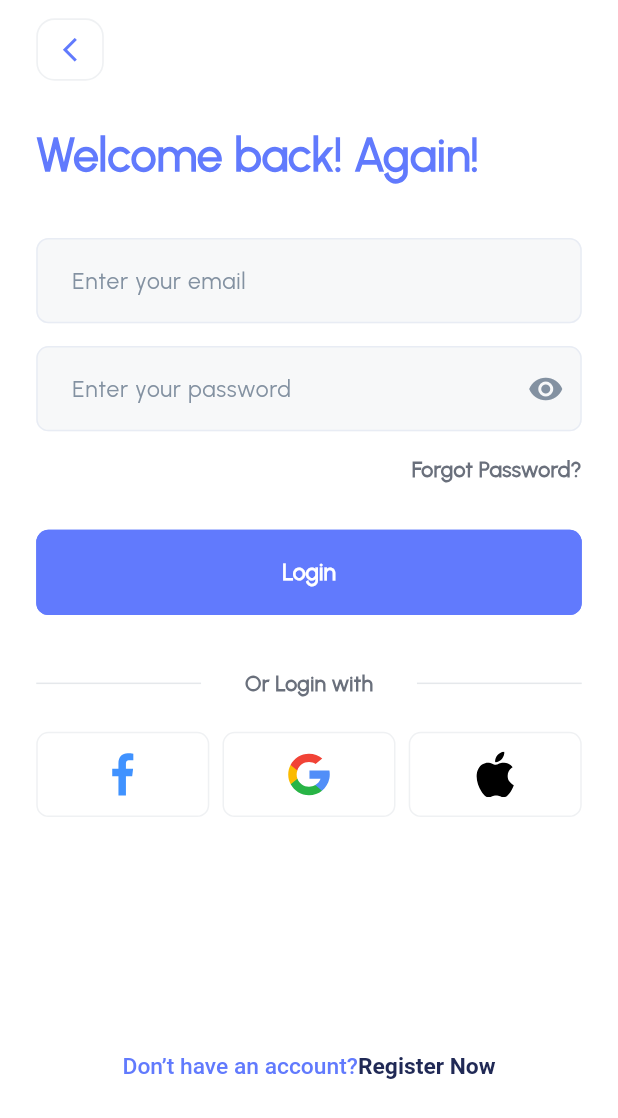
After one commit to Elhaw2003/finance-app, a Flutter app: the screen it shows after launch, after a tap on "Login", on a phone screen of 412 x 824 dp. The commit adds this screen. Shown: the top 1118 px of the screen. Run offline on Flutter 3.47's test engine with Material 3 defaults, Android fonts, the phone set to English and light mode, and no system bars; our stand-ins replace flutter_screenutil, flutter_svg, go_router.

Commit message:
login screen design done

```diff
--- /dev/null
+++ b/lib/core/routing/app_routes.dart
@@ -0,0 +1,6 @@
+class AppRoutes{
+  static const onboardingScreen = "/onboardingScreen";
+  static const loginScreen = "/loginScreen";
+  static const registerScreen = "/registerScreen";
+  static const forgotScreen = "/forgotScreen";
+}
--- /dev/null
+++ b/lib/core/routing/router_generation_config.dart
@@ -0,0 +1,22 @@
+import 'package:finance_app/core/routing/app_routes.dart';
+import 'package:finance_app/features/auth/login/presentation/view/login_screen.dart';
+import 'package:finance_app/features/onboarding/presentation/view/onboarding_screen.dart';
+import 'package:go_router/go_router.dart';
+
+class RouterGenerationConfig {
+  static GoRouter goRouter = GoRouter(
+     initialLocation: AppRoutes.onboardingScreen,
+      routes: [
+        GoRoute(
+            path: AppRoutes.onboardingScreen,
+            name: AppRoutes.onboardingScreen,
+            builder: (context,state)=>const OnboardingScreen()
+        ),
+        GoRoute(
+          path: AppRoutes.loginScreen,
+          name: AppRoutes.loginScreen,
+          builder: (context, state) => const LoginScreen(),
+        )
+      ]
+  );
+}
--- a/lib/core/utilities/app_colors.dart
+++ b/lib/core/utilities/app_colors.dart
@@ -9,6 +9,7 @@ class AppColors{
   static const Color black = Colors.black;
   static const Color black202955 = Color(0xff202955);
   static const Color grey = Color(0xff8391A1);
+  static const Color darkGrey = Color(0xff6A707C);
   static const Color borderTextFieldColor = Color(0xffE8ECF4);
   static const Color textFieldColor = Color(0xffF7F8F9);
 }
--- a/lib/core/utilities/app_texts.dart
+++ b/lib/core/utilities/app_texts.dart
@@ -2,4 +2,12 @@ class AppTexts{
   static const String login = "Login";
   static const String register = "Register";
   static const String continueAsAGuest = "Continue as a guest";
+  static const String welcomeBackAgain = "Welcome back! Again!";
+  static const String enterYourEmail = "Enter your email";
+  static const String enterYourPassword = "Enter your password";
+  static const String forgotPassword = "Forgot Password?";
+  static const String orLoginWith = "Or Login with";
+  static const String orRegisterWith = "Or Register with";
+  static const String doNotHaveAnAccount = "Don’t have an account?";
+  static const String registerNow = "Register Now";
 }
--- /dev/null
+++ b/lib/core/widgets/custom_divider_widget.dart
@@ -0,0 +1,17 @@
+import 'package:finance_app/core/utilities/app_colors.dart';
+import 'package:flutter/material.dart';
+import 'package:flutter_screenutil/flutter_screenutil.dart';
+
+class CustomDividerWidget extends StatelessWidget {
+  const CustomDividerWidget({super.key, required this.width});
+  final double width;
+  @override
+  Widget build(BuildContext context) {
+    return SizedBox(
+      width: width.w,
+      child:  Divider(
+        color: AppColors.grey.withOpacity(0.21),
+      ),
+    );
+  }
+}
--- /dev/null
+++ b/lib/core/widgets/spacing_widget.dart
@@ -0,0 +1,25 @@
+import 'package:flutter/material.dart';
+import 'package:flutter_screenutil/flutter_screenutil.dart';
+
+class HeightSpacing extends StatelessWidget {
+  const HeightSpacing({super.key, required this.height});
+  final double height;
+  @override
+  Widget build(BuildContext context) {
+    return SizedBox(
+      height: height.h,
+    );
+  }
+}
+
+
+class WidthSpacing extends StatelessWidget {
+  const WidthSpacing({super.key, required this.width});
+  final double width;
+  @override
+  Widget build(BuildContext context) {
+    return SizedBox(
+      height: width.w,
+    );
+  }
+}
--- /dev/null
+++ b/lib/features/auth/login/presentation/view/login_screen.dart
@@ -0,0 +1,14 @@
+import 'package:finance_app/features/auth/login/presentation/view/widgets/login_body.dart';
+import 'package:flutter/material.dart';
+class LoginScreen extends StatelessWidget {
+  const LoginScreen({super.key});
+
+  @override
+  Widget build(BuildContext context) {
+    return const SafeArea(
+      child: Scaffold(
+        body: LoginBody(),
+      ),
+    );
+  }
+}
--- /dev/null
+++ b/lib/features/auth/login/presentation/view/widgets/login_body.dart
@@ -0,0 +1,96 @@
+import 'package:finance_app/core/utilities/app_colors.dart';
+import 'package:finance_app/core/widgets/custom_button_widget.dart';
+import 'package:finance_app/core/widgets/custom_divider_widget.dart';
+import 'package:finance_app/core/widgets/custom_text_field_widget.dart';
+import 'package:finance_app/core/widgets/spacing_widget.dart';
+import 'package:finance_app/features/auth/widgets/head_line_text_widget.dart';
+import 'package:finance_app/features/auth/widgets/or_login_register_widget.dart';
+import 'package:finance_app/features/auth/widgets/rich_text_widget.dart';
+import 'package:finance_app/features/auth/widgets/social_icon_widget.dart';
+import 'package:flutter/material.dart';
+import 'package:flutter_screenutil/flutter_screenutil.dart';
+
+import '../../../../../../core/utilities/app_styles.dart';
+import '../../../../../../core/utilities/app_texts.dart';
+import '../../../../../../generated/assets.dart';
+import '../../../../widgets/arrow_appbar_widget.dart';
+
+class LoginBody extends StatefulWidget {
+  const LoginBody({super.key});
+
+  @override
+  State<LoginBody> createState() => _LoginBodyState();
+}
+
+class _LoginBodyState extends State<LoginBody> {
+  bool obscureText = true;
+
+  @override
+  Widget build(BuildContext context) {
+    return Padding(
+      padding: EdgeInsets.symmetric(horizontal: 22.w),
+      child: Column(
+        crossAxisAlignment: CrossAxisAlignment.start,
+        children: [
+          const HeightSpacing(height: 12),
+          const ArrowAppbarWidget(),
+          const HeightSpacing(height: 28),
+          const HeadLineTextWidget(title: AppTexts.welcomeBackAgain),
+          const HeightSpacing(height: 32),
+          const CustomTextFieldWidget(hintText: AppTexts.enterYourEmail),
+          const HeightSpacing(height: 15),
+          CustomTextFieldWidget(
+            hintText: AppTexts.enterYourPassword,
+            obscureText: obscureText,
+            suffixIcon: IconButton(
+                onPressed: () {
+                  setState(() {
+                    obscureText = !obscureText;
+                  });
+                },
+                icon: Icon(
+                  Icons.visibility,
+                  color: obscureText ? AppColors.grey : AppColors.primaryColor,
+                )),
+          ),
+          const HeightSpacing(height: 15),
+          Align(
+            alignment: Alignment.centerRight,
+            child: Text(
+              AppTexts.forgotPassword,
+              style: TextStyle(
+                  color: AppColors.darkGrey,
+                  fontWeight: FontWeight.w600,
+                  fontSize: 14.sp),
+            ),
+          ),
+          const HeightSpacing(height: 30),
+          const CustomButtonWidget(
+              title: AppTexts.login,
+              titleColor: AppColors.white,
+              buttonColor: AppColors.primaryColor,
+              borderColor: AppColors.primaryColor),
+          const HeightSpacing(height: 35),
+          const OrLoginRegisterWidget(),
+          const HeightSpacing(height: 22),
+          const Row(
+            mainAxisAlignment: MainAxisAlignment.spaceBetween,
+            children: [
+              SocialIconWidget(iconPath: Assets.iconsFacebookIcon),
+              SocialIconWidget(iconPath: Assets.iconsGoogleIcon),
+              SocialIconWidget(iconPath: Assets.iconsCibAppleIcon),
+            ],
+          ),
+          const HeightSpacing(height: 155),
+          const Align(
+            alignment: Alignment.center,
+            child: RichTextWidget(
+                firstText: AppTexts.doNotHaveAnAccount,
+                secondText: AppTexts.registerNow
+            ),
+          ),
+        ],
+      ),
+    );
+  }
+}
--- /dev/null
+++ b/lib/features/auth/widgets/arrow_appbar_widget.dart
@@ -0,0 +1,28 @@
+import 'package:finance_app/core/utilities/app_colors.dart';
+import 'package:flutter/material.dart';
+import 'package:flutter_screenutil/flutter_screenutil.dart';
+
+class ArrowAppbarWidget extends StatelessWidget {
+  const ArrowAppbarWidget({super.key});
+  @override
+  Widget build(BuildContext context) {
+    return Container(
+      width: 41.w,
+      height: 41.h,
+      decoration: BoxDecoration(
+          borderRadius: BorderRadius.circular(12.sp),
+          color: Colors.transparent,
+          border: Border.all(
+              color: AppColors.grey.withOpacity(0.13),
+              width: 1.w)
+      ),
+      child: IconButton(
+          onPressed: () {},
+          icon: const Icon(
+            size: 19,
+            Icons.arrow_back_ios_new_outlined,
+            color: AppColors.primaryColor,
+          )),
+    );
+  }
+}
--- /dev/null
+++ b/lib/features/auth/widgets/head_line_text_widget.dart
@@ -0,0 +1,20 @@
+import 'package:flutter/material.dart';
+import 'package:flutter_screenutil/flutter_screenutil.dart';
+
+import '../../../core/utilities/app_styles.dart';
+import '../../../core/utilities/app_texts.dart';
+
+class HeadLineTextWidget extends StatelessWidget {
+  const HeadLineTextWidget({super.key, required this.title});
+  final String title;
+  @override
+  Widget build(BuildContext context) {
+    return SizedBox(
+      width: 280.w,
+      child: Text(
+        title,
+        style: AppStyles.primaryHeadLineStyle,
+      ),
+    );
+  }
+}
--- /dev/null
+++ b/lib/features/auth/widgets/or_login_register_widget.dart
@@ -0,0 +1,29 @@
+import 'package:finance_app/core/utilities/app_colors.dart';
+import 'package:finance_app/core/utilities/app_styles.dart';
+import 'package:finance_app/core/utilities/app_texts.dart';
+import 'package:finance_app/core/widgets/custom_divider_widget.dart';
+import 'package:flutter/material.dart';
+import 'package:flutter_screenutil/flutter_screenutil.dart';
+
+class OrLoginRegisterWidget extends StatelessWidget {
+  const OrLoginRegisterWidget({super.key});
+
+  @override
+  Widget build(BuildContext context) {
+    return  Row(
+      mainAxisAlignment: MainAxisAlignment.spaceBetween,
+      children: [
+        const CustomDividerWidget(width: 100),
+        Text(
+          AppTexts.orLoginWith,
+          style: TextStyle(
+            fontSize: 14.sp,
+            fontWeight: FontWeight.w600,
+            color: AppColors.darkGrey
+          ),
+        ),
+        const CustomDividerWidget(width: 100),
+      ],
+    );
+  }
+}
--- /dev/null
+++ b/lib/features/auth/widgets/rich_text_widget.dart
@@ -0,0 +1,32 @@
+import 'package:finance_app/core/utilities/app_colors.dart';
+import 'package:flutter/material.dart';
+import 'package:flutter_screenutil/flutter_screenutil.dart';
+
+class RichTextWidget extends StatelessWidget {
+  const RichTextWidget({super.key, required this.firstText, required this.secondText});
+  final String firstText;
+  final String secondText;
+  @override
+  Widget build(BuildContext context) {
+    return RichText(
+        text: TextSpan(
+          text: firstText,
+          style: TextStyle(
+            color: AppColors.primaryColor,
+            fontWeight: FontWeight.w500,
+            fontSize: 15.sp
+          ),
+          children: [
+            TextSpan(
+                text: secondText,
+                style: TextStyle(
+                    color: AppColors.black202955,
+                    fontWeight: FontWeight.w700,
+                    fontSize: 15.sp
+                )
+            )
+          ]
+        ),
+    );
+  }
+}
--- /dev/null
+++ b/lib/features/auth/widgets/social_icon_widget.dart
@@ -0,0 +1,27 @@
+import 'package:finance_app/core/utilities/app_colors.dart';
+import 'package:flutter/material.dart';
+import 'package:flutter_screenutil/flutter_screenutil.dart';
+import 'package:flutter_svg/flutter_svg.dart';
+class SocialIconWidget extends StatelessWidget {
+  const SocialIconWidget({super.key, this.onTap, required this.iconPath});
+  final void Function()? onTap;
+  final String iconPath;
+  @override
+  Widget build(BuildContext context) {
+    return InkWell(
+      onTap: onTap,
+      child: Container(
+        padding: EdgeInsets.symmetric(horizontal: 20.w,vertical: 12.h),
+        width: 105.w,
+        height: 56.h,
+        decoration: BoxDecoration(
+          borderRadius: BorderRadius.circular(8.r),
+          border: Border.all(color: AppColors.grey.withOpacity(0.13)),
+        ),
+        child: SvgPicture.asset(
+            iconPath
+        ),
+      ),
+    );
+  }
+}
--- a/lib/features/onboarding/presentation/view/onboarding_body.dart
+++ b/lib/features/onboarding/presentation/view/onboarding_body.dart
@@ -1,8 +1,10 @@
+import 'package:finance_app/core/routing/app_routes.dart';
 import 'package:finance_app/core/utilities/app_colors.dart';
 import 'package:finance_app/core/utilities/app_texts.dart';
 import 'package:finance_app/core/widgets/custom_button_widget.dart';
 import 'package:flutter/material.dart';
 import 'package:flutter_screenutil/flutter_screenutil.dart';
+import 'package:go_router/go_router.dart';
 
 import '../../../../generated/assets.dart';
 
@@ -20,7 +22,10 @@ class OnboardingBody extends StatelessWidget {
           fit: BoxFit.fill,
         ),
         21.verticalSpace,
-        const CustomButtonWidget(
+         CustomButtonWidget(
+          onPressed: (){
+            GoRouter.of(context).pushNamed(AppRoutes.loginScreen);
+          },
             title: AppTexts.login,
             titleColor: AppColors.white,
             buttonColor: AppColors.primaryColor,
--- a/lib/main.dart
+++ b/lib/main.dart
@@ -1,3 +1,4 @@
+import 'package:finance_app/core/routing/router_generation_config.dart';
 import 'package:finance_app/core/utilities/app_colors.dart';
 import 'package:finance_app/core/utilities/app_texts.dart';
 import 'package:finance_app/core/utilities/app_theme.dart';
@@ -28,13 +29,12 @@ class _FinanceAppState extends State<FinanceApp> {
       minTextAdapt: true,
       splitScreenMode: true,
       builder: (context, child) {
-        return MaterialApp(
+        return MaterialApp.router(
           theme: AppThemes.lightTheme,
           debugShowCheckedModeBanner: false,
-          home: child,
+          routerConfig: RouterGenerationConfig.goRouter,
         );
       },
-      child: const OnboardingScreen()
     );
   }
 }
--- a/pubspec.yaml
+++ b/pubspec.yaml
@@ -36,6 +36,8 @@ dependencies:
   # Use with the CupertinoIcons class for iOS style icons.
   cupertino_icons: ^1.0.8
   flutter_screenutil: ^5.9.3
+  go_router: ^14.6.3
+  flutter_svg: ^2.0.17
 
 dev_dependencies:
   flutter_test:
@@ -62,6 +64,7 @@ flutter:
   # To add assets to your application, add an assets section, like this:
   assets:
     - assets/images/
+    - assets/icons/
   #   - images/a_dot_ham.jpeg
 
   # An image asset can refer to one or more resolution-specific "variants", see
```
Also changed, not shown: assets/icons/cib_apple_icon.svg (added), assets/icons/facebook_icon.svg (added), assets/icons/google_icon.svg (added), lib/generated/assets.dart, pubspec.lock.
